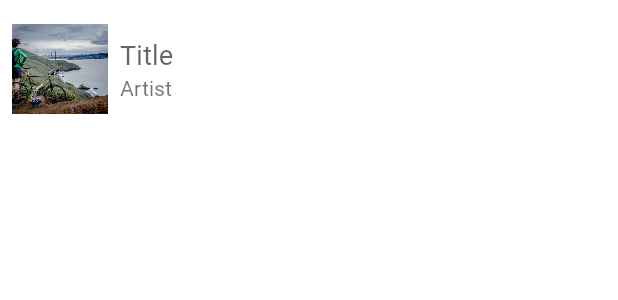
After one commit to agungsepruloh/android-native-myself-app, an Android app: the layout music_item.xml on its own in the app's theme, with its tools: preview values and no code run, on a phone screen of 412 x 824 dp. The commit adds this screen. Shown: the top 300 px of the screen. Run offline under Robolectric (Android 15) with nearby library versions, the phone set to English and light mode, and no system bars.

Commit message:
Implement Music Recyclerview

```diff
--- /dev/null
+++ b/app/src/main/res/layout/music_item.xml
@@ -0,0 +1,61 @@
+<?xml version="1.0" encoding="utf-8"?>
+<layout xmlns:android="http://schemas.android.com/apk/res/android"
+    xmlns:app="http://schemas.android.com/apk/res-auto"
+    xmlns:tools="http://schemas.android.com/tools">
+
+    <data>
+
+        <variable
+            name="music"
+            type="com.example.myselfapp.data.Music" />
+    </data>
+
+    <androidx.constraintlayout.widget.ConstraintLayout
+        android:layout_width="match_parent"
+        android:layout_height="wrap_content">
+
+        <ImageView
+            android:id="@+id/image"
+            android:layout_width="64dp"
+            android:layout_height="60dp"
+            android:layout_marginStart="8dp"
+            android:layout_marginLeft="8dp"
+            android:layout_marginTop="16dp"
+            android:layout_marginBottom="8dp"
+            android:contentDescription="@string/music"
+            android:scaleType="centerCrop"
+            app:layout_constraintBottom_toBottomOf="parent"
+            app:layout_constraintStart_toStartOf="parent"
+            app:layout_constraintTop_toTopOf="parent"
+            app:srcCompat="@drawable/gallery1"
+            tools:musicImage="@{music}"
+            tools:src="@drawable/gallery1" />
+
+        <TextView
+            android:id="@+id/textView"
+            android:layout_width="wrap_content"
+            android:layout_height="wrap_content"
+            android:layout_marginStart="8dp"
+            android:layout_marginLeft="8dp"
+            android:layout_marginTop="8dp"
+            android:text="@{music.title}"
+            android:textAppearance="@style/TextAppearance.AppCompat.Medium"
+            app:layout_constraintStart_toEndOf="@+id/image"
+            app:layout_constraintTop_toTopOf="@+id/image"
+            tools:text="@string/title" />
+
+        <TextView
+            android:id="@+id/textView3"
+            android:layout_width="wrap_content"
+            android:layout_height="wrap_content"
+            android:layout_marginStart="8dp"
+            android:layout_marginLeft="8dp"
+            android:layout_marginBottom="8dp"
+            android:text="@{music.artist}"
+            app:layout_constraintBottom_toBottomOf="@+id/image"
+            app:layout_constraintStart_toEndOf="@+id/image"
+            tools:text="@string/artist" />
+
+    </androidx.constraintlayout.widget.ConstraintLayout>
+
+</layout>
--- a/app/src/main/res/values/strings.xml
+++ b/app/src/main/res/values/strings.xml
@@ -15,4 +15,8 @@
     <string name="learning">Learning</string>
     <string name="gallery">Gallery</string>
     <string name="music_and_video">Music and Video</string>
+    <string name="music">Music</string>
+    <string name="title">Title</string>
+    <string name="singer">Singer</string>
+    <string name="artist">Artist</string>
 </resources>
```
Also changed, not shown: app/src/main/java/com/example/myselfapp/data/Music.kt (added, +9 -0 lines), app/src/main/java/com/example/myselfapp/screens/musicvideo/MusicVideoAdapter.kt (added, +48 -0 lines), app/src/main/java/com/example/myselfapp/screens/musicvideo/MusicVideoFragment.kt (+13 -2 lines), app/src/main/java/com/example/myselfapp/screens/musicvideo/MusicVideoViewModel.kt (+17 -1 lines), app/src/main/java/com/example/myselfapp/util/BindingUtil.kt (+12 -0 lines), app/src/main/res/layout/music_video_fragment.xml (+4 -9 lines).
